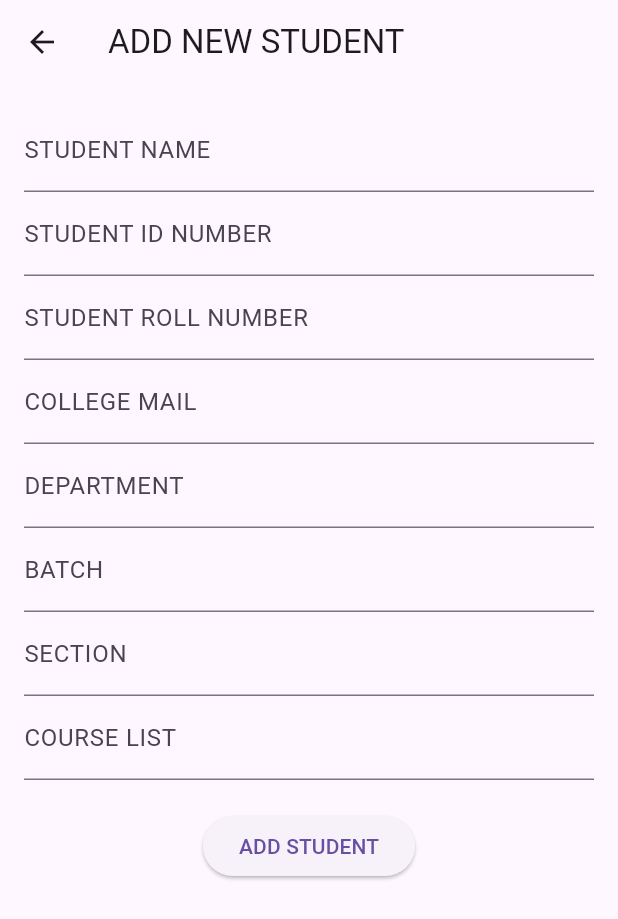
After one commit to MVigneshayyanar/camsvirtusa, a Flutter app: the StudentControlScreen screen opened by its route, after a tap on "ADD NEW STUDENT", on a phone screen of 412 x 824 dp. The commit adds this screen. Shown: the top 919 px of the screen. Run offline on Flutter 3.47's test engine with Material 3 defaults, Android fonts, the phone set to English and light mode, and no system bars; our stand-ins replace cloud_firestore, firebase_core; accounts and stored records are empty.

Commit message:
adminDashboard updated

```diff
--- /dev/null
+++ b/lib/Admin/addStudent.dart
@@ -0,0 +1,63 @@
+import 'package:flutter/material.dart';
+import 'package:cloud_firestore/cloud_firestore.dart';
+
+class AddStudentScreen extends StatefulWidget {
+  @override
+  _AddStudentScreenState createState() => _AddStudentScreenState();
+}
+
+class _AddStudentScreenState extends State<AddStudentScreen> {
+  final _formKey = GlobalKey<FormState>();
+  final TextEditingController _nameController = TextEditingController();
+  final TextEditingController _idController = TextEditingController();
+  final TextEditingController _rollController = TextEditingController();
+  final TextEditingController _emailController = TextEditingController();
+  final TextEditingController _departmentController = TextEditingController();
+  final TextEditingController _batchController = TextEditingController();
+  final TextEditingController _sectionController = TextEditingController();
+  final TextEditingController _courseController = TextEditingController();
+
+  Future<void> _addStudent() async {
+    if (_formKey.currentState!.validate()) {
+      await FirebaseFirestore.instance.collection('students').add({
+        'name': _nameController.text,
+        'id': _idController.text,
+        'roll_number': _rollController.text,
+        'email': _emailController.text,
+        'department': _departmentController.text,
+        'batch': _batchController.text,
+        'section': _sectionController.text,
+        'course_list': _courseController.text,
+      });
+      ScaffoldMessenger.of(context).showSnackBar(SnackBar(content: Text("Student Added Successfully!")));
+      Navigator.pop(context); // Go back to the previous screen
+    }
+  }
+
+  @override
+  Widget build(BuildContext context) {
+    return Scaffold(
+      appBar: AppBar(title: Text("ADD NEW STUDENT")),
+      body: Padding(
+        padding: EdgeInsets.all(16.0),
+        child: Form(
+          key: _formKey,
+          child: Column(
+            children: [
+              TextFormField(controller: _nameController, decoration: InputDecoration(labelText: "STUDENT NAME"), validator: (value) => value!.isEmpty ? "Required" : null),
+              TextFormField(controller: _idController, decoration: InputDecoration(labelText: "STUDENT ID NUMBER"), validator: (value) => value!.isEmpty ? "Required" : null),
+              TextFormField(controller: _rollController, decoration: InputDecoration(labelText: "STUDENT ROLL NUMBER"), validator: (value) => value!.isEmpty ? "Required" : null),
+              TextFormField(controller: _emailController, decoration: InputDecoration(labelText: "COLLEGE MAIL"), validator: (value) => value!.isEmpty ? "Required" : null),
+              TextFormField(controller: _departmentController, decoration: InputDecoration(labelText: "DEPARTMENT"), validator: (value) => value!.isEmpty ? "Required" : null),
+              TextFormField(controller: _batchController, decoration: InputDecoration(labelText: "BATCH"), validator: (value) => value!.isEmpty ? "Required" : null),
+              TextFormField(controller: _sectionController, decoration: InputDecoration(labelText: "SECTION"), validator: (value) => value!.isEmpty ? "Required" : null),
+              TextFormField(controller: _courseController, decoration: InputDecoration(labelText: "COURSE LIST"), validator: (value) => value!.isEmpty ? "Required" : null),
+              SizedBox(height: 20),
+              ElevatedButton(onPressed: _addStudent, child: Text("ADD STUDENT")),
+            ],
+          ),
+        ),
+      ),
+    );
+  }
+}
--- /dev/null
+++ b/lib/Admin/studentControl.dart
@@ -0,0 +1,38 @@
+import 'package:flutter/material.dart';
+import 'viewStudent.dart';
+import 'addStudent.dart';
+
+class StudentControlScreen extends StatelessWidget {
+  @override
+  Widget build(BuildContext context) {
+    return Scaffold(
+      appBar: AppBar(title: Text("STUDENT CONTROL")),
+      body: Center(
+        child: Column(
+          mainAxisAlignment: MainAxisAlignment.center,
+          children: [
+            ElevatedButton(
+              onPressed: () {
+                Navigator.push(
+                  context,
+                  MaterialPageRoute(builder: (context) => ViewStudentScreen()),
+                );
+              },
+              child: Text("VIEW STUDENT"),
+            ),
+            SizedBox(height: 20),
+            ElevatedButton(
+              onPressed: () {
+                Navigator.push(
+                  context,
+                  MaterialPageRoute(builder: (context) => AddStudentScreen()),
+                );
+              },
+              child: Text("ADD NEW STUDENT"),
+            ),
+          ],
+        ),
+      ),
+    );
+  }
+}
--- /dev/null
+++ b/lib/Admin/viewStudent.dart
@@ -0,0 +1,37 @@
+import 'package:flutter/material.dart';
+import 'package:cloud_firestore/cloud_firestore.dart';
+
+class ViewStudentScreen extends StatelessWidget {
+  @override
+  Widget build(BuildContext context) {
+    return Scaffold(
+      appBar: AppBar(title: Text("STUDENT LIST")),
+      body: StreamBuilder<QuerySnapshot>(
+        stream: FirebaseFirestore.instance.collection('students').snapshots(),
+        builder: (context, snapshot) {
+          if (!snapshot.hasData) return Center(child: CircularProgressIndicator());
+
+          var students = snapshot.data!.docs;
+          return ListView.builder(
+            itemCount: students.length,
+            itemBuilder: (context, index) {
+              var student = students[index];
+              var data = student.data() as Map<String, dynamic>;
+
+              return ListTile(
+                title: Text(data['name']),
+                subtitle: Text("ID: ${data['id']} - Batch: ${data['batch']}"),
+                trailing: IconButton(
+                  icon: Icon(Icons.delete, color: Colors.red),
+                  onPressed: () {
+                    FirebaseFirestore.instance.collection('students').doc(student.id).delete();
+                  },
+                ),
+              );
+            },
+          );
+        },
+      ),
+    );
+  }
+}
--- a/lib/Startup/routes.dart
+++ b/lib/Startup/routes.dart
@@ -6,6 +6,10 @@ import '../Startup/splashScreen.dart';
 import '../Startup/roleSelection.dart';
 import '../Student/studentDashboard.dart';
 import '../Faculty/facultyDashboard.dart';
+import '../Admin/adminDashboard.dart';
+import '../Admin/studentControl.dart'; // Import Student Control Page
+import '../Admin/addStudent.dart'; // Import Add Student Page
+import '../Admin/viewStudent.dart'; // Import View Student Page
 
 class AppRoutes {
   static const String splash = '/';
@@ -15,6 +19,10 @@ class AppRoutes {
   static const String otpVerification = '/otpVerification';
   static const String studentDashboard = '/studentDashboard';
   static const String facultyDashboard = '/facultyDashboard';
+  static const String adminDashboard = '/adminDashboard';
+  static const String studentControl = '/studentControl'; // Student Control Page
+  static const String addStudent = '/addStudent'; // Add Student Page
+  static const String viewStudent = '/viewStudent'; // View Student Page
 
   static Route<dynamic> generateRoute(RouteSettings settings) {
     switch (settings.name) {
@@ -49,8 +57,20 @@ class AppRoutes {
           return _errorRoute("Invalid or Missing Faculty ID", settings);
         }
 
+      case adminDashboard:
+        return _animatedRoute(const AdminDashboard(), settings);
+
+      case studentControl:
+        return _animatedRoute(StudentControlScreen(), settings);
+
+      case addStudent:
+        return _animatedRoute(AddStudentScreen(), settings);
+
+      case viewStudent:
+        return _animatedRoute(ViewStudentScreen(), settings);
+
       default:
-        return _animatedRoute(SplashScreen(), settings);
+        return _errorRoute("Page Not Found", settings);
     }
   }
 
@@ -60,7 +80,7 @@ class AppRoutes {
       settings: settings,
       pageBuilder: (context, animation, secondaryAnimation) => page,
       transitionsBuilder: (context, animation, secondaryAnimation, child) {
-        const begin = Offset(1.0, 0.0); // Start from right
+        const begin = Offset(1.0, 0.0); // Slide from right
         const end = Offset.zero;
         const curve = Curves.easeInOut;
 
```
Also changed, not shown: lib/Admin/adminDashboard.dart (+71 -0 lines), lib/Authentication/facultyLogin.dart (+12 -7 lines), lib/Admin/batchOverview.dart (added), lib/Admin/facultyOverview.dart (added), lib/Admin/timeTable.dart (added), pubspec.lock.
